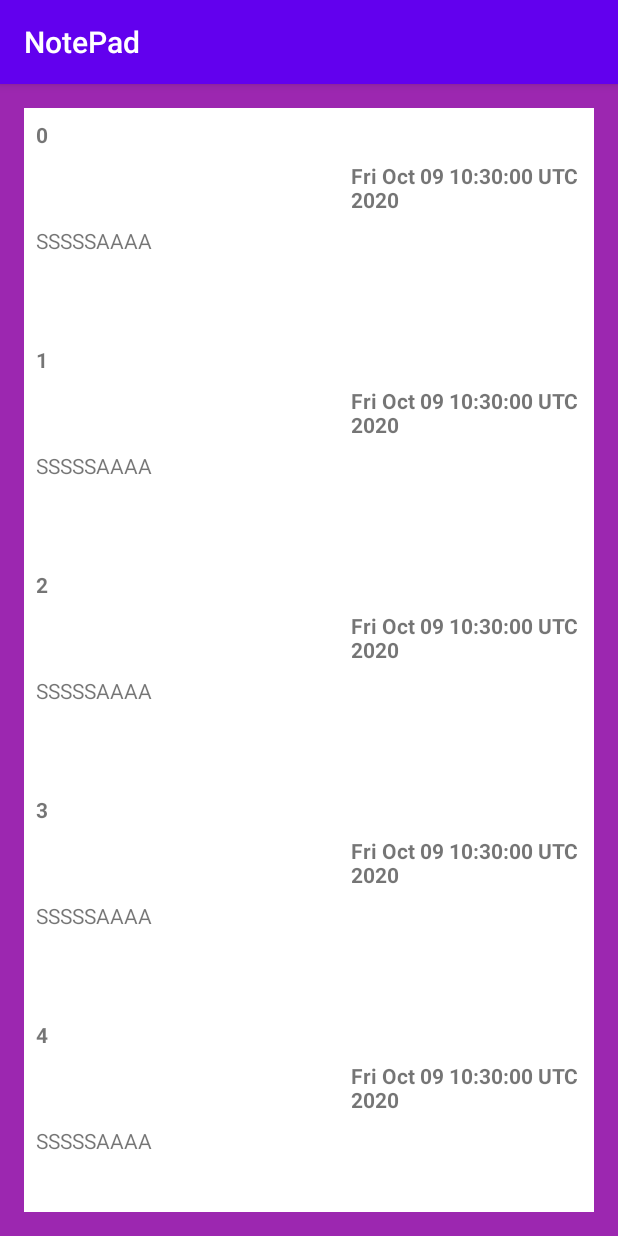
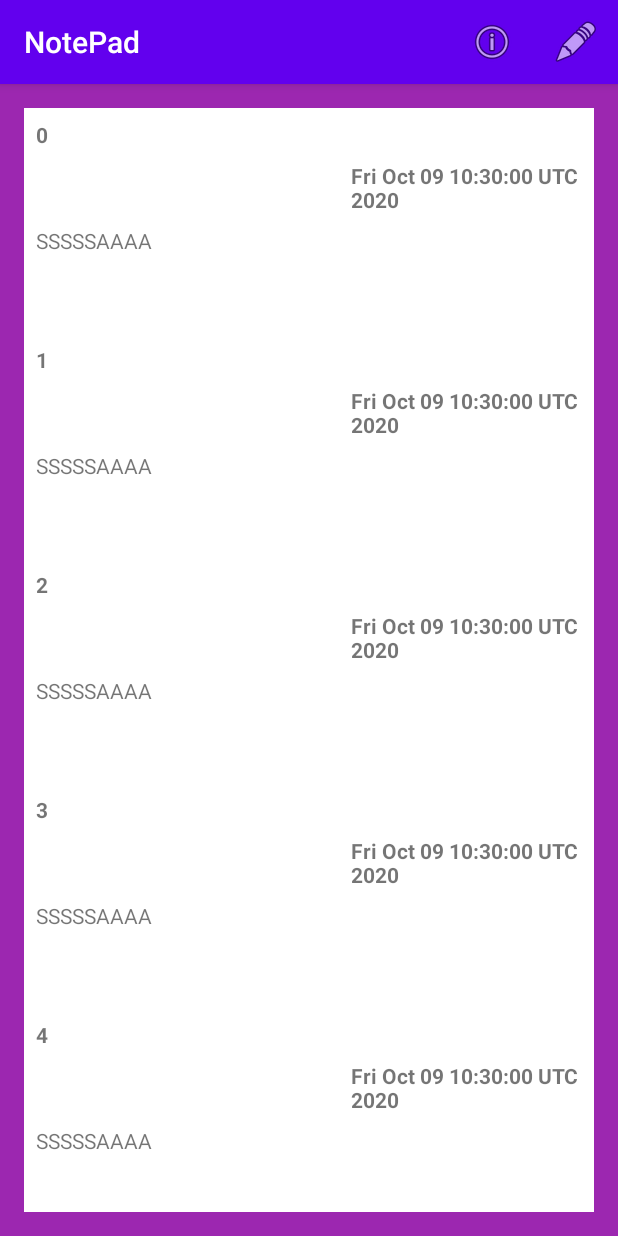
Before and after one commit to salehkai999/NotePad, an Android app: the screen it shows after launch (MainActivity), on a phone screen of 412 x 824 dp. Run offline under Robolectric (Android 15) with nearby library versions, the phone set to English and light mode, and no system bars.

Commit message:
Added menu items and layout

```diff
--- /dev/null
+++ b/app/src/main/res/menu/menu_layout.xml
@@ -0,0 +1,16 @@
+<?xml version="1.0" encoding="utf-8"?>
+<menu xmlns:app="http://schemas.android.com/apk/res-auto"
+    xmlns:android="http://schemas.android.com/apk/res/android">
+
+    <item
+        android:id="@+id/info"
+        android:icon="@android:drawable/ic_menu_info_details"
+        android:title="Info"
+        android:visible="true"
+        app:showAsAction="ifRoom" />
+    <item
+        android:id="@+id/edit_add"
+        android:icon="@android:drawable/ic_menu_edit"
+        android:title="Add/Edit"
+        app:showAsAction="ifRoom" />
+</menu>
```
Also changed, not shown: app/src/main/java/com/saleh/notepad/MainActivity.java (+33 -0 lines).
